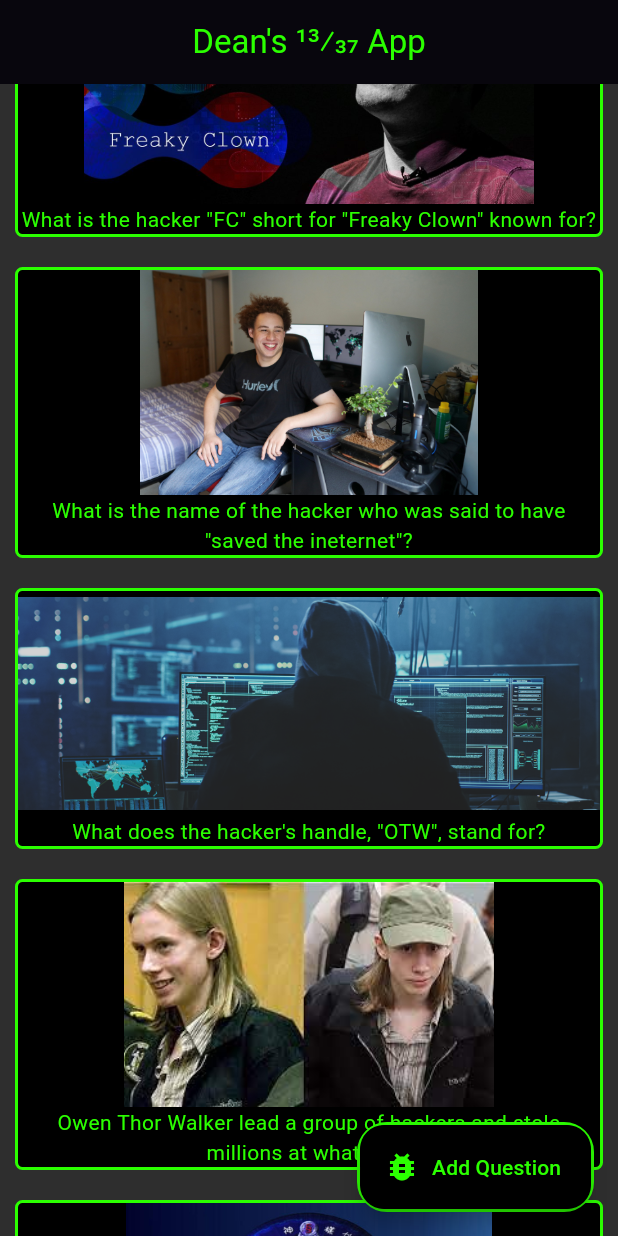
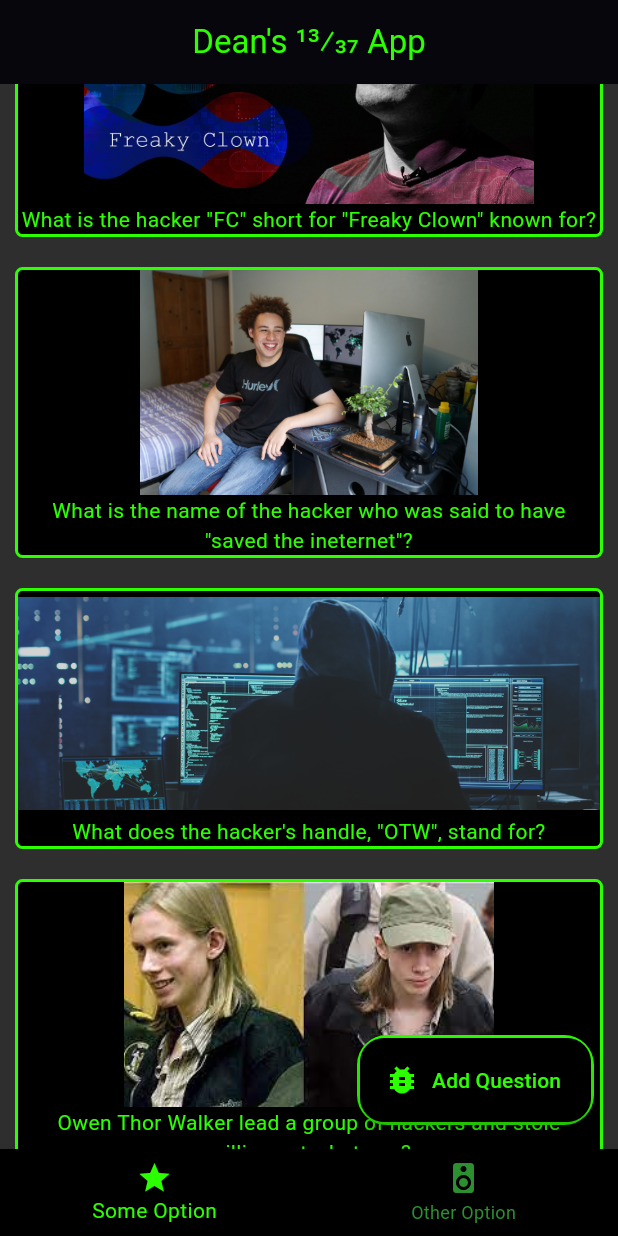
Before and after one commit to De4nWhit3/flutter_task15, a Flutter app: the screen it shows after launch, scrolled down 1152 dp, on a phone screen of 412 x 824 dp. Run offline on Flutter 3.47's test engine with Material 2 defaults, Android fonts, the phone set to English and light mode, and no system bars; our stand-ins replace dropdown_button2, flutter_staggered_animations.

Commit message:
added nav bar

```diff
--- a/lib/main.dart
+++ b/lib/main.dart
@@ -32,7 +32,6 @@ class MyApp extends StatelessWidget {
               fadedBlack: fadedBlack,
               limeGreen: limeGreen,
             ),
-        // '/viewSpecificQuestion':
       },
     );
   }
@@ -143,6 +142,8 @@ class QuestionHomePage extends StatefulWidget {
 }
 
 class _QuestionHomePageState extends State<QuestionHomePage> {
+  int _selectedIndex = 0;
+
   @override
   Widget build(BuildContext context) {
     List<Question> questions = widget.questions;
@@ -160,6 +161,27 @@ class _QuestionHomePageState extends State<QuestionHomePage> {
             ],
           ),
         ),
+      ),
+      bottomNavigationBar: BottomNavigationBar(
+        currentIndex: _selectedIndex,
+        onTap: (int index) {
+          setState(() {
+            _selectedIndex = index;
+          });
+        },
+        backgroundColor: black,
+        selectedItemColor: limeGreen,
+        unselectedItemColor: const Color.fromARGB(255, 44, 143, 48),
+        items: const [
+          BottomNavigationBarItem(
+            icon: Icon(Icons.star),
+            label: 'Some Option',
+          ),
+          BottomNavigationBarItem(
+            icon: Icon(Icons.speaker),
+            label: 'Other Option',
+          ),
+        ],
       ),
       body: Center(
         child: ListView.builder(
```
